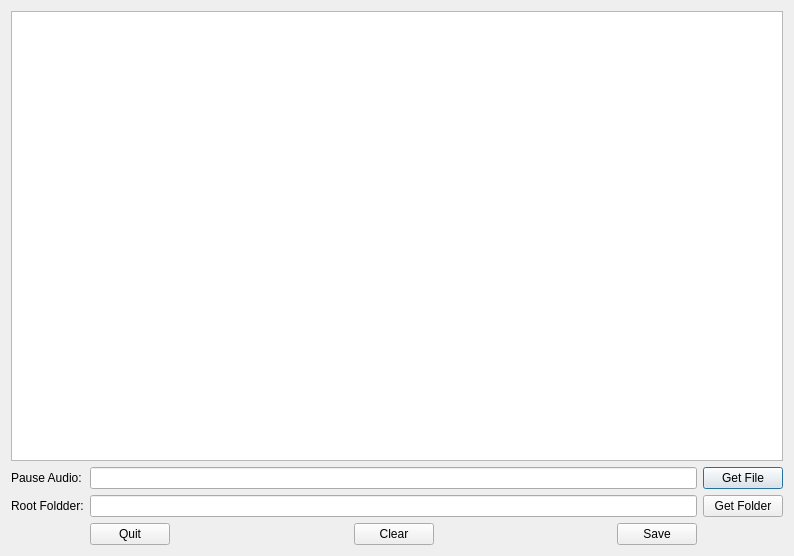
Jo2003/FiioFileDropper, file filedropper.ui: the form before one commit.
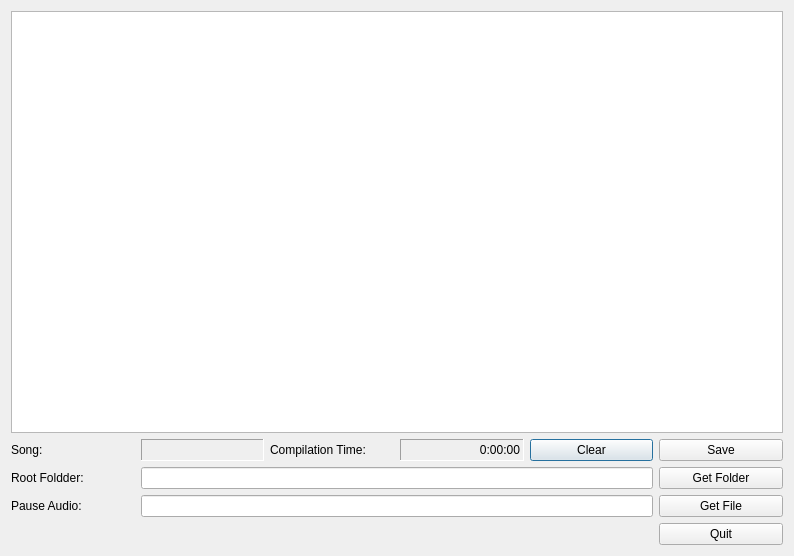
The form after the commit. Custom widgets are drawn as their Qt base class.

Diff of the .ui file:
```diff
--- a/filedropper.ui
+++ b/filedropper.ui
@@ -14,7 +14,7 @@
    <string>FiiO File Dropper</string>
   </property>
   <layout class="QGridLayout" name="gridLayout">
-   <item row="0" column="0" colspan="3">
+   <item row="0" column="0" colspan="6">
     <widget class="QFileDropBrowser" name="textBrowser">
      <property name="readOnly">
       <bool>true</bool>
@@ -22,19 +22,59 @@
     </widget>
    </item>
    <item row="1" column="0">
-    <widget class="QLabel" name="label">
+    <widget class="QLabel" name="label_4">
      <property name="text">
-      <string>Pause Audio:</string>
+      <string>Song:</string>
      </property>
     </widget>
    </item>
    <item row="1" column="1">
-    <widget class="QLineEdit" name="linePauseAudio"/>
+    <widget class="QLabel" name="labSong">
+     <property name="frameShape">
+      <enum>QFrame::Panel</enum>
+     </property>
+     <property name="frameShadow">
+      <enum>QFrame::Sunken</enum>
+     </property>
+     <property name="text">
+      <string/>
+     </property>
+    </widget>
    </item>
    <item row="1" column="2">
-    <widget class="QPushButton" name="pushPause">
+    <widget class="QLabel" name="label_3">
      <property name="text">
-      <string>Get File</string>
+      <string>Compilation Time:</string>
+     </property>
+    </widget>
+   </item>
+   <item row="1" column="3">
+    <widget class="QLabel" name="labLength">
+     <property name="frameShape">
+      <enum>QFrame::Panel</enum>
+     </property>
+     <property name="frameShadow">
+      <enum>QFrame::Sunken</enum>
+     </property>
+     <property name="text">
+      <string>0:00:00</string>
+     </property>
+     <property name="alignment">
+      <set>Qt::AlignRight|Qt::AlignTrailing|Qt::AlignVCenter</set>
+     </property>
+    </widget>
+   </item>
+   <item row="1" column="4">
+    <widget class="QPushButton" name="pushClear">
+     <property name="text">
+      <string>Clear</string>
+     </property>
+    </widget>
+   </item>
+   <item row="1" column="5">
+    <widget class="QPushButton" name="pushSave">
+     <property name="text">
+      <string>Save</string>
      </property>
     </widget>
    </item>
@@ -45,66 +85,39 @@
      </property>
     </widget>
    </item>
-   <item row="2" column="1">
+   <item row="2" column="1" colspan="4">
     <widget class="QLineEdit" name="lineRoot"/>
    </item>
-   <item row="2" column="2">
+   <item row="2" column="5">
     <widget class="QPushButton" name="pushRoot">
      <property name="text">
       <string>Get Folder</string>
      </property>
     </widget>
    </item>
-   <item row="3" column="1">
-    <layout class="QHBoxLayout" name="horizontalLayout">
-     <item>
-      <widget class="QPushButton" name="pushButton_2">
-       <property name="text">
-        <string>Quit</string>
-       </property>
-      </widget>
-     </item>
-     <item>
-      <spacer name="horizontalSpacer_2">
-       <property name="orientation">
-        <enum>Qt::Horizontal</enum>
-       </property>
-       <property name="sizeHint" stdset="0">
-        <size>
-         <width>40</width>
-         <height>20</height>
-        </size>
-       </property>
-      </spacer>
-     </item>
-     <item>
-      <widget class="QPushButton" name="pushButton">
-       <property name="text">
-        <string>Clear</string>
-       </property>
-      </widget>
-     </item>
-     <item>
-      <spacer name="horizontalSpacer">
-       <property name="orientation">
-        <enum>Qt::Horizontal</enum>
-       </property>
-       <property name="sizeHint" stdset="0">
-        <size>
-         <width>40</width>
-         <height>20</height>
-        </size>
-       </property>
-      </spacer>
-     </item>
-     <item>
-      <widget class="QPushButton" name="pushSave">
-       <property name="text">
-        <string>Save</string>
-       </property>
-      </widget>
-     </item>
-    </layout>
+   <item row="3" column="0">
+    <widget class="QLabel" name="label">
+     <property name="text">
+      <string>Pause Audio:</string>
+     </property>
+    </widget>
+   </item>
+   <item row="3" column="1" colspan="4">
+    <widget class="QLineEdit" name="linePauseAudio"/>
+   </item>
+   <item row="3" column="5">
+    <widget class="QPushButton" name="pushPause">
+     <property name="text">
+      <string>Get File</string>
+     </property>
+    </widget>
+   </item>
+   <item row="4" column="5">
+    <widget class="QPushButton" name="pushButton_2">
+     <property name="text">
+      <string>Quit</string>
+     </property>
+    </widget>
    </item>
   </layout>
  </widget>
```
Left out of the diff: 20 changed lines with no effect on the pictures.
